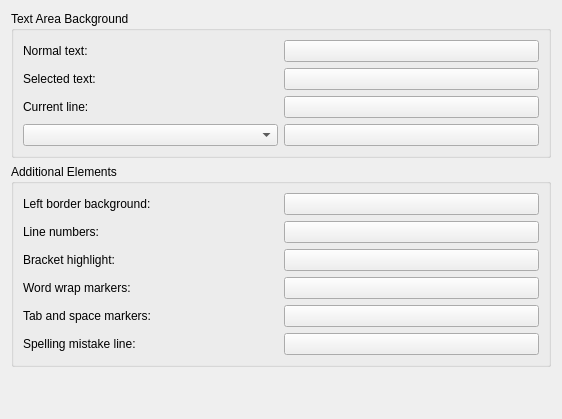
KDE/kate, file part/dialogs/schemaconfigcolortab.ui: the form before one commit.
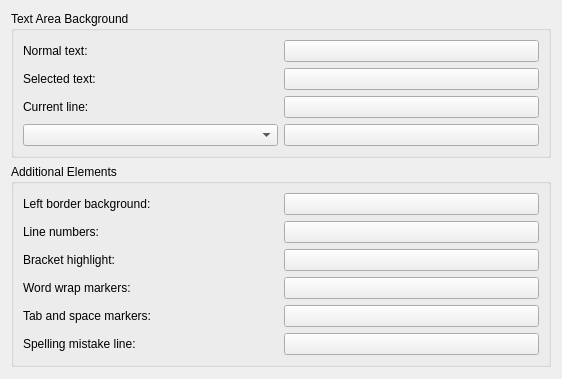
The form after the commit. Custom widgets are drawn as their Qt base class.

Commit message: remove useless geometry property from some UI files

Diff of the .ui file:
```diff
--- a/part/dialogs/schemaconfigcolortab.ui
+++ b/part/dialogs/schemaconfigcolortab.ui
@@ -2,14 +2,6 @@
 <ui version="4.0">
  <class>SchemaConfigColorTab</class>
  <widget class="QWidget" name="SchemaConfigColorTab">
-  <property name="geometry">
-   <rect>
-    <x>0</x>
-    <y>0</y>
-    <width>548</width>
-    <height>419</height>
-   </rect>
-  </property>
   <layout class="QVBoxLayout">
    <item>
     <widget class="QGroupBox" name="groupBox">
```
The commit also changes 22 other files.
